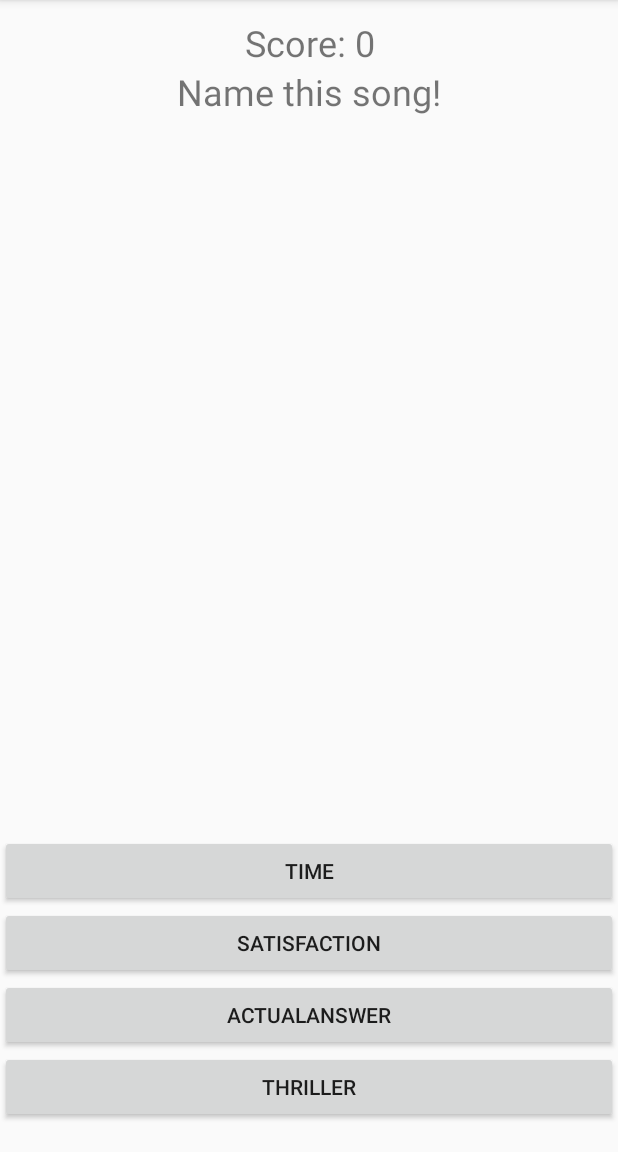
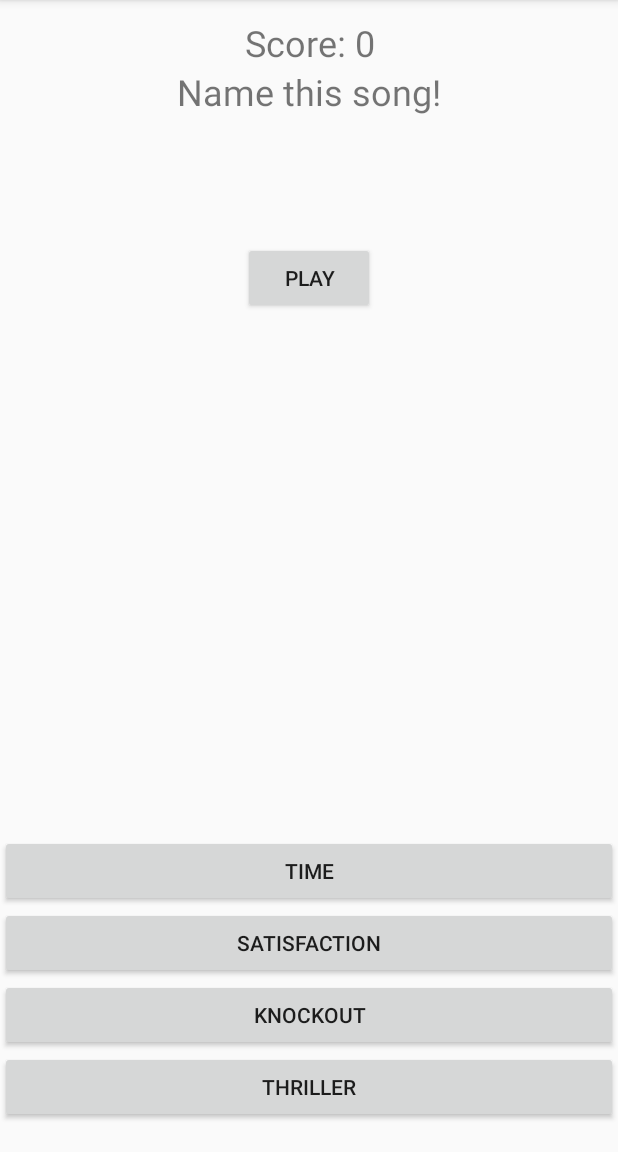
Before and after one commit to ciachind/CSC210S01F17-Asgn17-ciachind32, an Android app: the screen it shows after launch (MainActivity), on a phone screen of 412 x 824 dp, the part 84-1236 px from its top. Run offline under Robolectric (Android 15) with nearby library versions, the phone set to English and light mode, and no system bars.

Commit message:
2nd commit

```diff
--- a/app/src/main/AndroidManifest.xml
+++ b/app/src/main/AndroidManifest.xml
@@ -1,6 +1,7 @@
 <?xml version="1.0" encoding="utf-8"?>
 <manifest xmlns:android="http://schemas.android.com/apk/res/android"
     package="com.example.ciach.guesssongquiz">
+    <uses-permission android:name="android.permission.INTERNET"></uses-permission>
 
     <application
         android:allowBackup="true"
--- a/app/src/main/java/com/example/ciach/guesssongquiz/MainActivity.java
+++ b/app/src/main/java/com/example/ciach/guesssongquiz/MainActivity.java
@@ -2,6 +2,8 @@ package com.example.ciach.guesssongquiz;
 
 import android.content.DialogInterface;
 import android.content.Intent;
+import android.media.AudioManager;
+import android.media.MediaPlayer;
 import android.support.v7.app.AlertDialog;
 import android.support.v7.app.AppCompatActivity;
 import android.os.Bundle;
@@ -40,6 +42,29 @@ public class MainActivity extends AppCompatActivity {
     protected void onCreate(Bundle savedInstanceState) {
         super.onCreate(savedInstanceState);
         setContentView(R.layout.activity_main);
+
+        String url = "https://archive.org/details/Mp3Songs_175/knockout01www.songs.pk.mp3#"; //url here
+        final MediaPlayer mediaPlayer = new MediaPlayer();
+        mediaPlayer.setAudioStreamType(AudioManager.STREAM_MUSIC);
+        try {
+            mediaPlayer.setDataSource(url);
+        } catch (IOException e) {
+            e.printStackTrace();
+        }
+        try {
+            mediaPlayer.prepare();
+        } catch (IOException e) {
+            e.printStackTrace();
+        }
+        final Button play = (Button) findViewById(R.id.btn_play);
+
+        play.setOnClickListener(new View.OnClickListener() {
+            @Override
+            public void onClick(View v) {
+                mediaPlayer.start();
+
+            }
+        });
 
         r = new Random();
 
--- a/app/src/main/java/com/example/ciach/guesssongquiz/Questions.java
+++ b/app/src/main/java/com/example/ciach/guesssongquiz/Questions.java
@@ -8,12 +8,12 @@ public class Questions {
     };
 
     private String mChoices[][] = {
-            {"Time", "Satisfaction", "ActualAnswer", "Thriller"}
+            {"Time", "Satisfaction", "KnockOut", "Thriller"}
 
     };
 
     private String mCorrectAnswer[] = {
-            "ActualAnswer"
+            "KnockOut"
     };
 
     public String getQuestion(int a){
--- a/app/src/main/res/layout/activity_main.xml
+++ b/app/src/main/res/layout/activity_main.xml
@@ -64,5 +64,14 @@
             android:layout_alignParentStart="true"
             android:layout_below="@+id/score"
             android:text="TextView" />
+
+        <Button
+            android:id="@+id/btn_play"
+            android:layout_width="wrap_content"
+            android:layout_height="wrap_content"
+            android:layout_below="@+id/question"
+            android:layout_centerHorizontal="true"
+            android:layout_marginTop="84dp"
+            android:text="PLAY" />
     </RelativeLayout>
 </android.support.constraint.ConstraintLayout>
```
